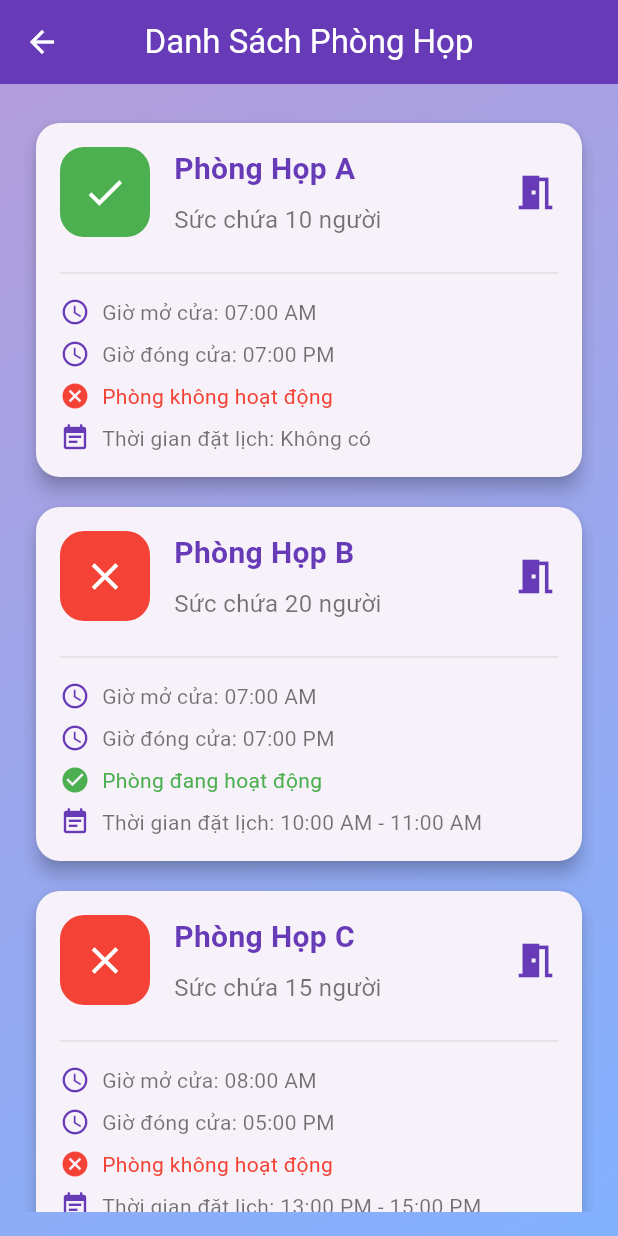
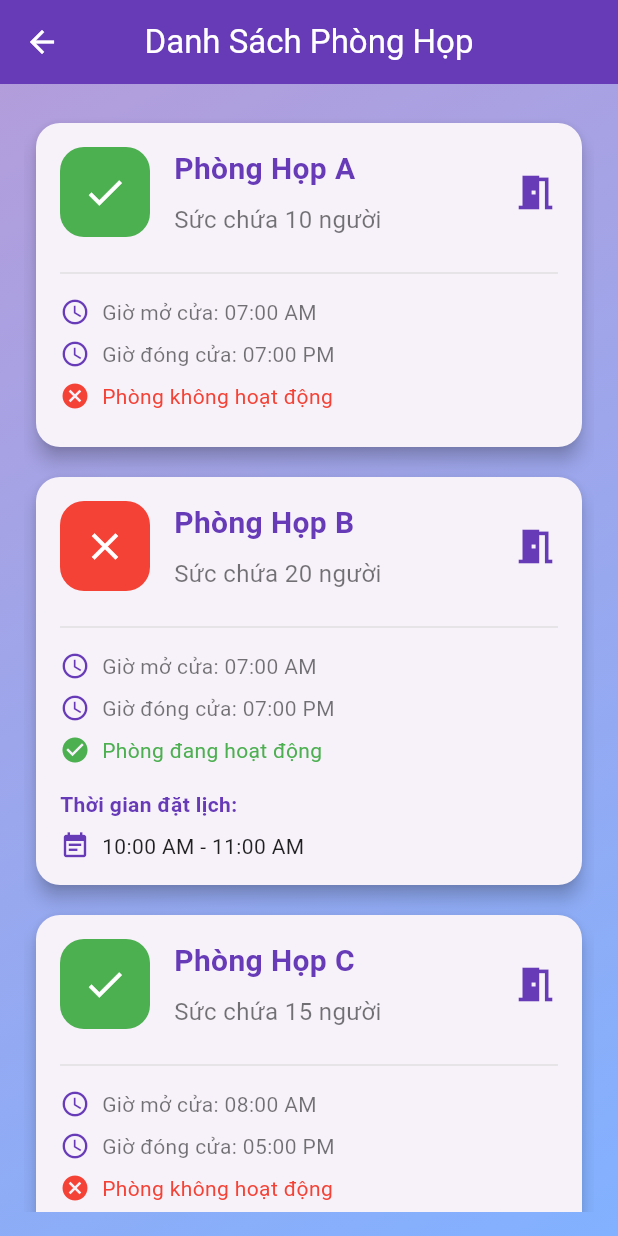
Before and after one commit to dekapro9x/vais_meeting_room, a Flutter app: the ListRoomScreen screen opened by its route, on a phone screen of 412 x 824 dp. Run offline on Flutter 3.47's test engine with Material 3 defaults, Android fonts, the phone set to English and light mode, and no system bars; our stand-ins replace after_layout, bloc, dio, event_bus, flutter_bloc, flutter_svg and 8 more; missing offline and left inert: bmprogresshud; accounts and stored records are empty.

Commit message:
Update: fix css time booking room to list

```diff
--- a/lib/main.dart
+++ b/lib/main.dart
@@ -42,7 +42,7 @@
       "openingHours": "07:00 AM",
       "closingHours": "07:00 PM",
       "isActive": false,
-      "bookedTime": "Không có",
+      "bookedTimes": []
     },
     {
       "name": "Phòng Họp B",
@@ -51,16 +51,16 @@
       "openingHours": "07:00 AM",
       "closingHours": "07:00 PM",
       "isActive": true,
-      "bookedTime": "10:00 AM - 11:00 AM",
+      "bookedTimes": ["10:00 AM - 11:00 AM"]
     },
     {
       "name": "Phòng Họp C",
       "description": "Sức chứa 15 người",
-      "status": "booked",
+      "status": "available",
       "openingHours": "08:00 AM",
       "closingHours": "05:00 PM",
       "isActive": false,
-      "bookedTime": "13:00 PM - 15:00 PM",
+      "bookedTimes": ["01:00 PM - 02:00 PM", "03:00 PM - 04:00 PM"]
     },
     {
       "name": "Phòng Họp D",
@@ -69,7 +69,7 @@
       "openingHours": "10:00 AM",
       "closingHours": "04:00 PM",
       "isActive": false,
-      "bookedTime": "02:00 PM - 03:00 PM",
+      "bookedTimes": ["02:00 PM - 03:00 PM"]
     },
     {
       "name": "Phòng Họp E",
@@ -78,8 +78,8 @@
       "openingHours": "08:30 AM",
       "closingHours": "06:30 PM",
       "isActive": false,
-      "bookedTime": "Không có",
-    },
+      "bookedTimes": []
+    }
   ];
   @override
   Future<void> afterFirstLayout(BuildContext context) async {}
--- a/lib/models/home/response/room_list_response.dart
+++ b/lib/models/home/response/room_list_response.dart
@@ -5,7 +5,7 @@ class Room {
   final String openingHours;
   final String closingHours;
   final bool isActive;
-  final String bookedTime;
+  final List<String> bookedTimes;
 
   Room({
     required this.name,
@@ -14,7 +14,7 @@ class Room {
     required this.openingHours,
     required this.closingHours,
     required this.isActive,
-    required this.bookedTime,
+    required this.bookedTimes,
   });
 
   factory Room.fromJson(Map<String, dynamic> json) {
@@ -25,7 +25,7 @@ class Room {
       openingHours: json['openingHours'] as String,
       closingHours: json['closingHours'] as String,
       isActive: json['isActive'] as bool,
-      bookedTime: json['bookedTime'] as String,
+      bookedTimes: List<String>.from(json['bookedTimes'] ?? []),
     );
   }
 
@@ -37,22 +37,7 @@ class Room {
       'openingHours': openingHours,
       'closingHours': closingHours,
       'isActive': isActive,
-      'bookedTime': bookedTime,
+      'bookedTimes': bookedTimes,
     };
   }
 }
-
-class RoomListResponse {
-  final List<Room> rooms;
-
-  RoomListResponse({required this.rooms});
-
-  factory RoomListResponse.fromJson(List<dynamic> jsonList) {
-    List<Room> roomList = jsonList.map((json) => Room.fromJson(json)).toList();
-    return RoomListResponse(rooms: roomList);
-  }
-
-  List<Map<String, dynamic>> toJson() {
-    return rooms.map((room) => room.toJson()).toList();
-  }
-}
--- a/lib/routers/route_generator.dart
+++ b/lib/routers/route_generator.dart
@@ -32,7 +32,7 @@ class RouteGenerator {
       //Danh sách phòng họp:
       case listRoomManage:
         return MaterialPageRoute(
-            builder: (context) =>const ListRoomScreen(),
+            builder: (context) => const ListRoomScreen(isBooking: false),
             settings: settings,
             maintainState: false);
       default:
--- a/lib/screens/vais_list_room_manage/list_room_screen.dart
+++ b/lib/screens/vais_list_room_manage/list_room_screen.dart
@@ -4,7 +4,8 @@ import 'package:app_base_flutter/common/log_utils.dart';
 import 'package:app_base_flutter/models/home/response/room_list_response.dart';
 
 class ListRoomScreen extends StatefulWidget {
-  const ListRoomScreen({Key? key}) : super(key: key);
+  final bool isBooking;
+  const ListRoomScreen({Key? key, required this.isBooking}) : super(key: key);
   @override
   _ListRoomScreenState createState() => _ListRoomScreenState();
 }
@@ -196,7 +197,24 @@ class _ListRoomScreenState extends State<ListRoomScreen> {
             ),
             const SizedBox(height: 8),
             // Thời gian đặt lịch của phòng
-            Row(
+            if (room.bookedTimes.isNotEmpty)
+              Column(
+                crossAxisAlignment: CrossAxisAlignment.start,
+                children: [
+                  const SizedBox(height: 8),
+                  const Text(
+                    'Thời gian đặt lịch:',
+                    style: TextStyle(
+                      fontSize: 14,
+                      fontWeight: FontWeight.bold,
+                      color: Colors.deepPurple,
+                    ),
+                  ),
+                  const SizedBox(height: 4),
+                  ...room.bookedTimes.map((time) {
+                    return Padding(
+                      padding: const EdgeInsets.only(top: 4.0),
+                      child: Row(
                         children: [
                           const Icon(
                             Icons.event_note,
@@ -206,13 +224,17 @@ class _ListRoomScreenState extends State<ListRoomScreen> {
                           const SizedBox(width: 8),
                           Expanded(
                             child: Text(
-                    'Thời gian đặt lịch: ${room.bookedTime}',
+                              time,
                               style: const TextStyle(
                                 fontSize: 14,
-                      color: Colors.black54,
+                                color: Colors.black87,
                               ),
                             ),
                           ),
+                        ],
+                      ),
+                    );
+                  }).toList(),
                 ],
               ),
           ],
```
Also changed, not shown: lib/screens/home_screen/home_screen.dart (+15 -2 lines). Lines whose indentation alone changed are shown as unchanged.
